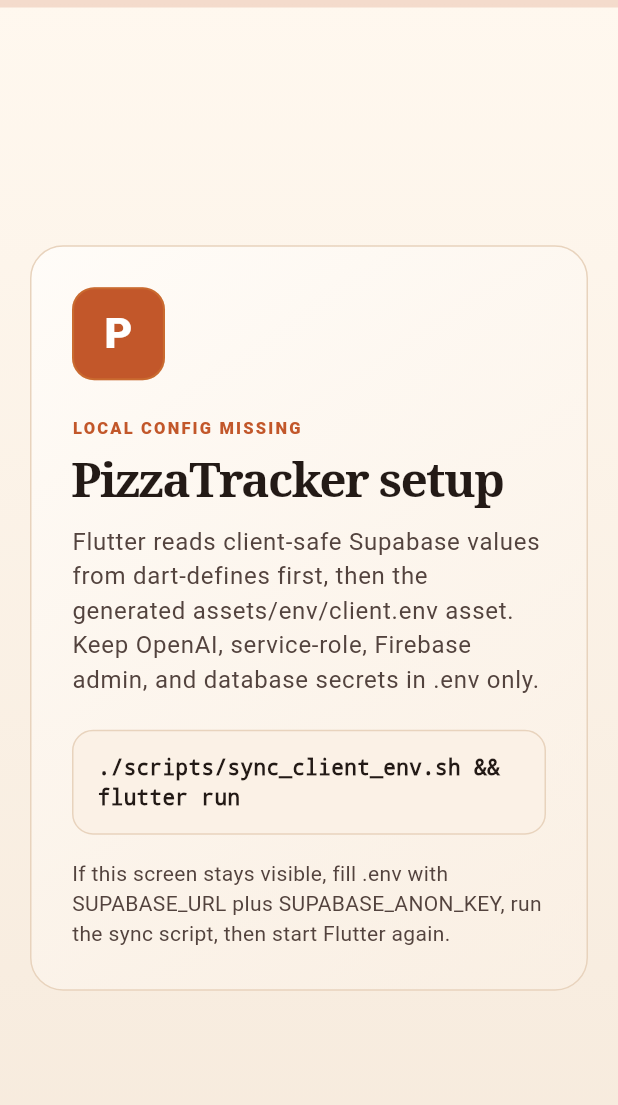
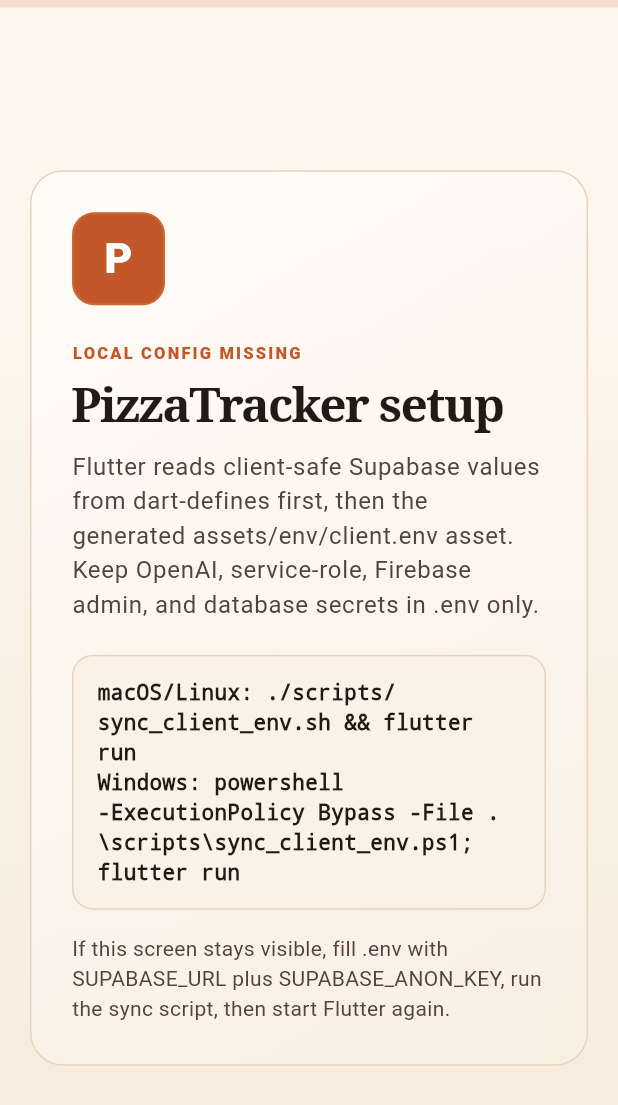
Before and after one commit to piekret/PizzaTracker, a Flutter app: the SetupScreen screen opened directly, on a phone screen of 412 x 824 dp. Shown: the top 1105 px of the screen. Run offline on Flutter 3.47's test engine with Material 3 defaults, Android fonts, the phone set to English and light mode, and no system bars; our stand-ins replace flutter_dotenv, flutter_riverpod, image_picker, supabase_flutter; accounts and stored records are empty; network calls fail.

Commit message:
chore: add Windows setup script patches

```diff
--- a/lib/src/shared/setup_screen.dart
+++ b/lib/src/shared/setup_screen.dart
@@ -37,7 +37,9 @@
                       ),
                       const SizedBox(height: 22),
                       const _CommandBox(
-                        command: './scripts/sync_client_env.sh && flutter run',
+                        command:
+                            'macOS/Linux: ./scripts/sync_client_env.sh && flutter run\n'
+                            'Windows: powershell -ExecutionPolicy Bypass -File .\\scripts\\sync_client_env.ps1; flutter run',
                       ),
                       const SizedBox(height: 16),
                       Text(
```
Also changed, not shown: 5 other files.
